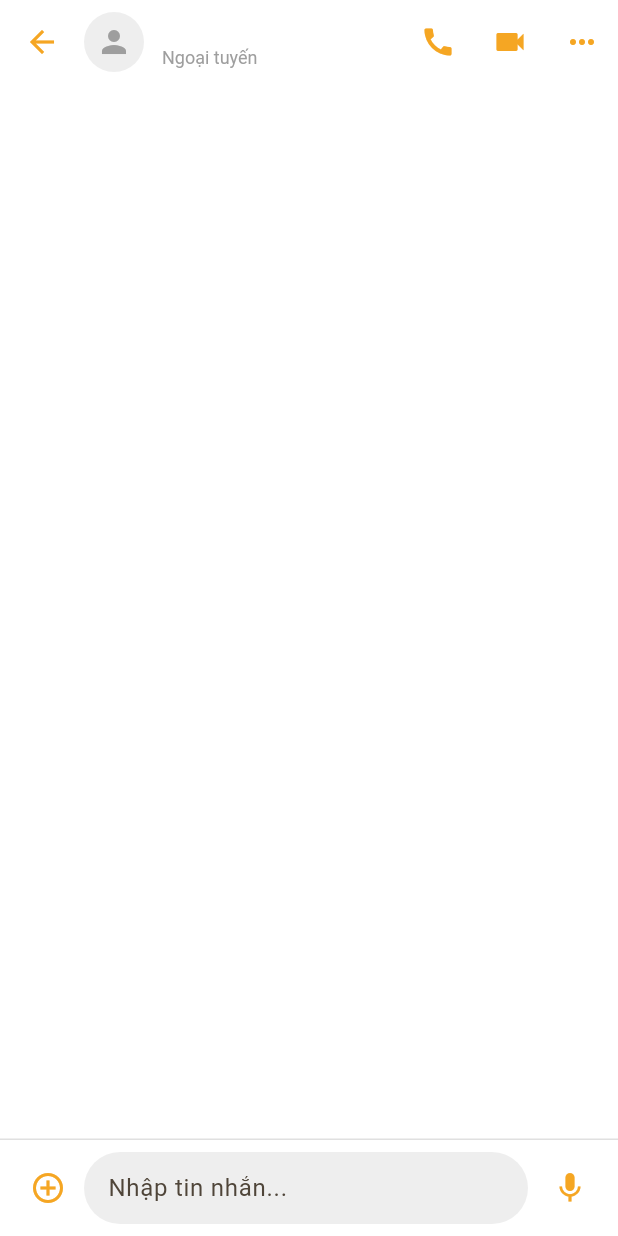
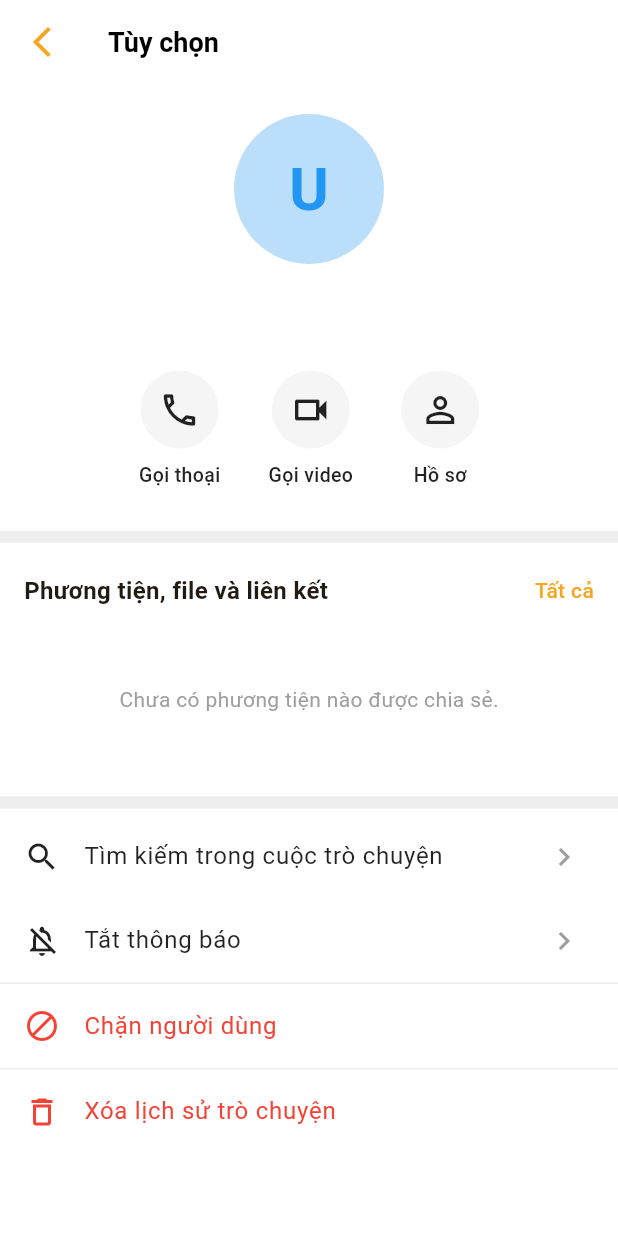
Before and after one commit to chuonghoai/PingMe-Manager, a Flutter app: the MessageScreen screen opened directly with empty values, after a tap on the "keyboard control" icon, on a phone screen of 412 x 824 dp. Run offline on Flutter 3.47's test engine with Material 3 defaults, Android fonts, the phone set to English and light mode, and no system bars; our stand-ins replace audioplayers, dio, shared_preferences, socket_io_client, video_player; missing offline and left inert: flutter_webrtc, wechat_assets_picker; accounts and stored records are empty; network calls fail.

Commit message:
feat: add conversation profile screen

```diff
--- a/lib/features/message/service/message_service.dart
+++ b/lib/features/message/service/message_service.dart
@@ -35,4 +35,75 @@ class MessageService {
       throw Exception('Không thể lấy lịch sử tin nhắn: ${e.toString()}');
     }
   }
+
+  // Get conversation media
+  Future<MessageModel> getConversationMedia(
+    String conversationId, {
+    int page = 1,
+    int limit = 10,
+  }) async {
+    try {
+      if (conversationId.isEmpty) {
+        throw Exception('Mã cuộc trò chuyện không hợp lệ.');
+      }
+
+      final apiResponse = await _messageRepository.getConversationMedia(
+        conversationId,
+        page: page,
+        limit: limit,
+      );
+
+      if (apiResponse.success == true) {
+        return MessageModel.fromJson(apiResponse.data);
+      } else {
+        throw Exception(
+          apiResponse.message ?? 'Đã xảy ra lỗi khi tải phương tiện.',
+        );
+      }
+    } catch (e) {
+      throw Exception('Không thể lấy phương tiện: ${e.toString()}');
+    }
+  }
+
+  // Block user
+  Future<bool> blockUser(String conversationId) async {
+    try {
+      if (conversationId.isEmpty) {
+        throw Exception('Mã cuộc trò chuyện không hợp lệ.');
+      }
+
+      final apiResponse = await _messageRepository.blockUser(conversationId);
+
+      if (apiResponse.success == true) {
+        return true;
+      } else {
+        throw Exception(
+          apiResponse.message ?? 'Đã xảy ra lỗi khi chặn người dùng.',
+        );
+      }
+    } catch (e) {
+      throw Exception('Không thể chặn người dùng: ${e.toString()}');
+    }
+  }
+
+  // Clear history
+  Future<bool> clearHistory(String conversationId) async {
+    try {
+      if (conversationId.isEmpty) {
+        throw Exception('Mã cuộc trò chuyện không hợp lệ.');
+      }
+
+      final apiResponse = await _messageRepository.clearHistory(conversationId);
+
+      if (apiResponse.success == true) {
+        return true;
+      } else {
+        throw Exception(
+          apiResponse.message ?? 'Đã xảy ra lỗi khi xóa lịch sử.',
+        );
+      }
+    } catch (e) {
+      throw Exception('Không thể xóa lịch sử: ${e.toString()}');
+    }
+  }
 }
--- /dev/null
+++ b/lib/features/message/ui/components/conversation_profile_controller.dart
@@ -0,0 +1,48 @@
+import 'package:flutter/material.dart';
+import '../../service/message_service.dart';
+import '../../models/message_model.dart';
+
+class ConversationProfileController extends ChangeNotifier {
+  final MessageService _messageService = MessageService();
+
+  bool isLoadingMedia = true;
+  String? errorMessage;
+  List<MessageItem> mediaMessages = [];
+
+  Future<void> loadMedia(String conversationId) async {
+    isLoadingMedia = true;
+    errorMessage = null;
+    notifyListeners();
+
+    try {
+      final result = await _messageService.getConversationMedia(
+        conversationId,
+        page: 1,
+        limit: 10,
+      );
+
+      mediaMessages = result.messages;
+    } catch (e) {
+      errorMessage = e.toString().replaceAll('Exception: ', '');
+    } finally {
+      isLoadingMedia = false;
+      notifyListeners();
+    }
+  }
+
+  Future<void> blockUser(String conversationId) async {
+    try {
+      await _messageService.blockUser(conversationId);
+    } catch (e) {
+      throw Exception(e.toString().replaceAll('Exception: ', ''));
+    }
+  }
+
+  Future<void> clearHistory(String conversationId) async {
+    try {
+      await _messageService.clearHistory(conversationId);
+    } catch (e) {
+      throw Exception(e.toString().replaceAll('Exception: ', ''));
+    }
+  }
+}
--- /dev/null
+++ b/lib/features/message/ui/components/conversation_profile_screen.dart
@@ -0,0 +1,362 @@
+// ignore_for_file: use_super_parameters
+
+import 'package:flutter/material.dart';
+import 'package:pingme_manager/features/call/ui/call_screen.dart';
+import 'conversation_profile_controller.dart';
+
+class ConversationProfileScreen extends StatefulWidget {
+  final String conversationId;
+  final String partnerId;
+  final String partnerName;
+  final String? partnerAvatarUrl;
+
+  const ConversationProfileScreen({
+    Key? key,
+    required this.conversationId,
+    required this.partnerId,
+    required this.partnerName,
+    this.partnerAvatarUrl,
+  }) : super(key: key);
+
+  @override
+  State<ConversationProfileScreen> createState() =>
+      _ConversationProfileScreenState();
+}
+
+class _ConversationProfileScreenState extends State<ConversationProfileScreen> {
+  final ConversationProfileController _controller =
+      ConversationProfileController();
+  final Color amberGold = const Color(0xFFF5A623);
+
+  @override
+  void initState() {
+    super.initState();
+    _controller.loadMedia(widget.conversationId);
+  }
+
+  @override
+  void dispose() {
+    _controller.dispose();
+    super.dispose();
+  }
+
+  @override
+  Widget build(BuildContext context) {
+    return Scaffold(
+      backgroundColor: Colors.white,
+      appBar: AppBar(
+        backgroundColor: Colors.white,
+        elevation: 0,
+        surfaceTintColor: Colors.transparent,
+        leading: IconButton(
+          icon: Icon(Icons.arrow_back_ios_new, color: amberGold),
+          onPressed: () => Navigator.pop(context),
+        ),
+        title: const Text(
+          'Tùy chọn',
+          style: TextStyle(
+            color: Colors.black,
+            fontWeight: FontWeight.bold,
+            fontSize: 18,
+          ),
+        ),
+        centerTitle: false,
+      ),
+      body: SingleChildScrollView(
+        child: Column(
+          children: [
+            const SizedBox(height: 20),
+            _buildHeaderInfo(),
+            const SizedBox(height: 24),
+            _buildActionButtons(context),
+            const SizedBox(height: 24),
+            Divider(color: Colors.grey.shade200, thickness: 8),
+            _buildMediaSection(),
+            Divider(color: Colors.grey.shade200, thickness: 8),
+            _buildOptionsSection(),
+          ],
+        ),
+      ),
+    );
+  }
+
+  // 1. Phần Header: Avatar và Tên
+  Widget _buildHeaderInfo() {
+    return Column(
+      children: [
+        CircleAvatar(
+          radius: 50,
+          backgroundColor: Colors.blue.shade100,
+          backgroundImage:
+              widget.partnerAvatarUrl != null &&
+                  widget.partnerAvatarUrl!.isNotEmpty
+              ? NetworkImage(widget.partnerAvatarUrl!)
+              : null,
+          child:
+              widget.partnerAvatarUrl == null ||
+                  widget.partnerAvatarUrl!.isEmpty
+              ? Text(
+                  widget.partnerName.isNotEmpty
+                      ? widget.partnerName[0].toUpperCase()
+                      : 'U',
+                  style: const TextStyle(
+                    fontSize: 40,
+                    color: Colors.blue,
+                    fontWeight: FontWeight.bold,
+                  ),
+                )
+              : null,
+        ),
+        const SizedBox(height: 16),
+        Text(
+          widget.partnerName,
+          style: const TextStyle(
+            fontSize: 22,
+            fontWeight: FontWeight.bold,
+            color: Colors.black,
+          ),
+        ),
+      ],
+    );
+  }
+
+  // 2. Phần 3 nút Action tròn (Gọi thoại, Gọi video, Hồ sơ)
+  Widget _buildActionButtons(BuildContext context) {
+    return Row(
+      mainAxisAlignment: MainAxisAlignment.center,
+      children: [
+        _buildCircularButton(
+          icon: Icons.call_outlined,
+          label: 'Gọi thoại',
+          onTap: () {
+            Navigator.push(
+              context,
+              MaterialPageRoute(
+                builder: (context) => CallScreen(
+                  targetUserId: widget.partnerId,
+                  isVideoCall: false,
+                  isIncoming: false,
+                  fullname: widget.partnerName,
+                  avatarUrl: widget.partnerAvatarUrl ?? '',
+                ),
+              ),
+            );
+          },
+        ),
+        const SizedBox(width: 32),
+        _buildCircularButton(
+          icon: Icons.videocam_outlined,
+          label: 'Gọi video',
+          onTap: () {
+            Navigator.push(
+              context,
+              MaterialPageRoute(
+                builder: (context) => CallScreen(
+                  targetUserId: widget.partnerId,
+                  isVideoCall: true,
+                  isIncoming: false,
+                  fullname: widget.partnerName,
+                  avatarUrl: widget.partnerAvatarUrl ?? '',
+                ),
+              ),
+            );
+          },
+        ),
+        const SizedBox(width: 32),
+        _buildCircularButton(
+          icon: Icons.person_outline,
+          label: 'Hồ sơ',
+          onTap: () {
+            Navigator.pushNamed(
+              context,
+              '/user-profile',
+              arguments: widget.partnerId,
+            );
+          },
+        ),
+      ],
+    );
+  }
+
+  Widget _buildCircularButton({
+    required IconData icon,
+    required String label,
+    required VoidCallback onTap,
+  }) {
+    return Column(
+      children: [
+        InkWell(
+          onTap: onTap,
+          borderRadius: BorderRadius.circular(30),
+          child: Container(
+            padding: const EdgeInsets.all(12),
+            decoration: BoxDecoration(
+              shape: BoxShape.circle,
+              color: Colors.grey.shade100,
+            ),
+            child: Icon(icon, size: 28, color: Colors.black87),
+          ),
+        ),
+        const SizedBox(height: 8),
+        Text(
+          label,
+          style: const TextStyle(
+            fontSize: 13,
+            fontWeight: FontWeight.w500,
+            color: Colors.black87,
+          ),
+        ),
+      ],
+    );
+  }
+
+  // 3. Phần danh sách ảnh/media
+  Widget _buildMediaSection() {
+    return Padding(
+      padding: const EdgeInsets.symmetric(vertical: 16),
+      child: Column(
+        children: [
+          Padding(
+            padding: const EdgeInsets.symmetric(horizontal: 16),
+            child: Row(
+              mainAxisAlignment: MainAxisAlignment.spaceBetween,
+              children: [
+                const Text(
+                  'Phương tiện, file và liên kết',
+                  style: TextStyle(fontSize: 16, fontWeight: FontWeight.bold),
+                ),
+                InkWell(
+                  onTap: () {
+                    // TODO
+                  },
+                  child: Text(
+                    'Tất cả',
+                    style: TextStyle(
+                      color: amberGold,
+                      fontSize: 14,
+                      fontWeight: FontWeight.w500,
+                    ),
+                  ),
+                ),
+              ],
+            ),
+          ),
+          const SizedBox(height: 16),
+          SizedBox(
+            height: 90,
+            child: AnimatedBuilder(
+              animation: _controller,
+              builder: (context, child) {
+                if (_controller.isLoadingMedia) {
+                  return Center(
+                    child: CircularProgressIndicator(color: amberGold),
+                  );
+                }
+
+                if (_controller.mediaMessages.isEmpty) {
+                  return const Center(
+                    child: Text(
+                      'Chưa có phương tiện nào được chia sẻ.',
+                      style: TextStyle(color: Colors.grey),
+                    ),
+                  );
+                }
+
+                return ListView.builder(
+                  scrollDirection: Axis.horizontal,
+                  padding: const EdgeInsets.symmetric(horizontal: 12),
+                  itemCount: _controller.mediaMessages.length,
+                  itemBuilder: (context, index) {
+                    final mediaUrl =
+                        _controller.mediaMessages[index].media?.secureUrl ?? '';
+
+                    return Container(
+                      margin: const EdgeInsets.symmetric(horizontal: 4),
+                      width: 90,
+                      height: 90,
+                      decoration: BoxDecoration(
+                        color: Colors.grey.shade200,
+                        borderRadius: BorderRadius.circular(12),
+                      ),
+                      child: ClipRRect(
+                        borderRadius: BorderRadius.circular(12),
+                        child: mediaUrl.isNotEmpty
+                            ? Image.network(
+                                mediaUrl,
+                                fit: BoxFit.cover,
+                                errorBuilder: (context, error, stackTrace) =>
+                                    const Icon(
+                                      Icons.broken_image,
+                                      color: Colors.grey,
+                                    ),
+                              )
+                            : const Icon(Icons.image, color: Colors.grey),
+                      ),
+                    );
+                  },
+                );
+              },
+            ),
+          ),
+        ],
+      ),
+    );
+  }
+
+  // 4. Phần danh sách các tùy chọn (Chặn, Xóa...)
+  Widget _buildOptionsSection() {
+    return Column(
+      children: [
+        _buildOptionTile(
+          icon: Icons.search,
+          title: 'Tìm kiếm trong cuộc trò chuyện',
+          onTap: () {
+            // TODO
+          },
+        ),
+        _buildOptionTile(
+          icon: Icons.notifications_off_outlined,
+          title: 'Tắt thông báo',
+          onTap: () {
+            // TODO
+          },
+        ),
+        Divider(color: Colors.grey.shade200, height: 1),
+        _buildOptionTile(
+          icon: Icons.block,
+          title: 'Chặn người dùng',
+          isDanger: true,
+          onTap: () {
+            // TODO
+          },
+        ),
+        Divider(color: Colors.grey.shade200, height: 1),
+        _buildOptionTile(
+          icon: Icons.delete_outline,
+          title: 'Xóa lịch sử trò chuyện',
+          isDanger: true,
+          onTap: () {
+            // TODO
+          },
+        ),
+      ],
+    );
+  }
+
+  Widget _buildOptionTile({
+    required IconData icon,
+    required String title,
+    bool isDanger = false,
+    required VoidCallback onTap,
+  }) {
+    final color = isDanger ? Colors.red : Colors.black87;
+    return ListTile(
+      onTap: onTap,
+      leading: Icon(icon, color: color),
+      title: Text(title, style: TextStyle(color: color, fontSize: 16)),
+      trailing: isDanger
+          ? null
+          : const Icon(Icons.chevron_right, color: Colors.grey),
+    );
+  }
+}
--- a/lib/features/message/ui/message_screen.dart
+++ b/lib/features/message/ui/message_screen.dart
@@ -1,5 +1,6 @@
 import 'package:flutter/material.dart';
 import 'package:pingme_manager/features/call/ui/call_screen.dart';
+import 'package:pingme_manager/features/message/ui/components/conversation_profile_screen.dart';
 import 'package:wechat_assets_picker/wechat_assets_picker.dart';
 import 'message_controller.dart';
 import '../models/message_model.dart';
@@ -111,7 +112,19 @@ class _MessageScreenState extends State<MessageScreen> {
         ),
         IconButton(
           icon: const Icon(Icons.more_horiz, color: Color(0xFFF5A623)),
-          onPressed: () {},
+          onPressed: () {
+            Navigator.push(
+              context,
+              MaterialPageRoute(
+                builder: (context) => ConversationProfileScreen(
+                  conversationId: widget.conversationId,
+                  partnerId: widget.partnerId,
+                  partnerName: widget.partnerName,
+                  partnerAvatarUrl: widget.partnerAvatarUrl,
+                ),
+              ),
+            );
+          },
         ),
       ],
       title: ListenableBuilder(
```
Also changed, not shown: lib/features/message/repository/message_repository.dart (+26 -0 lines).
